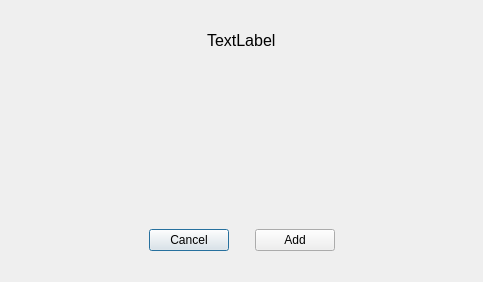
First picture: the form in views/templates/note_form.ui, repository kamoshi/flashcards-py, before the edit.
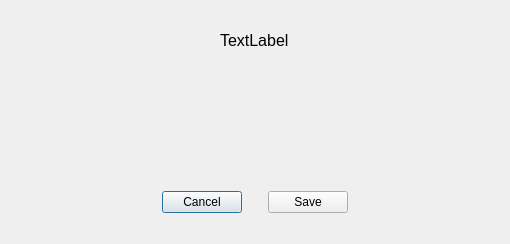
Second picture: the form after the edit.

Commit message: Added note form view

```diff
--- a/views/templates/note_form.ui
+++ b/views/templates/note_form.ui
@@ -6,8 +6,8 @@
    <rect>
     <x>0</x>
     <y>0</y>
-    <width>483</width>
-    <height>282</height>
+    <width>510</width>
+    <height>244</height>
    </rect>
   </property>
   <property name="windowTitle">
@@ -161,7 +161,7 @@
      <item>
       <widget class="QPushButton" name="buttonAdd">
        <property name="text">
-        <string>Add</string>
+        <string>Save</string>
        </property>
       </widget>
      </item>
```
Left out of the diff: 4 changed lines with no effect on the pictures. The commit also changes 3 other files.
